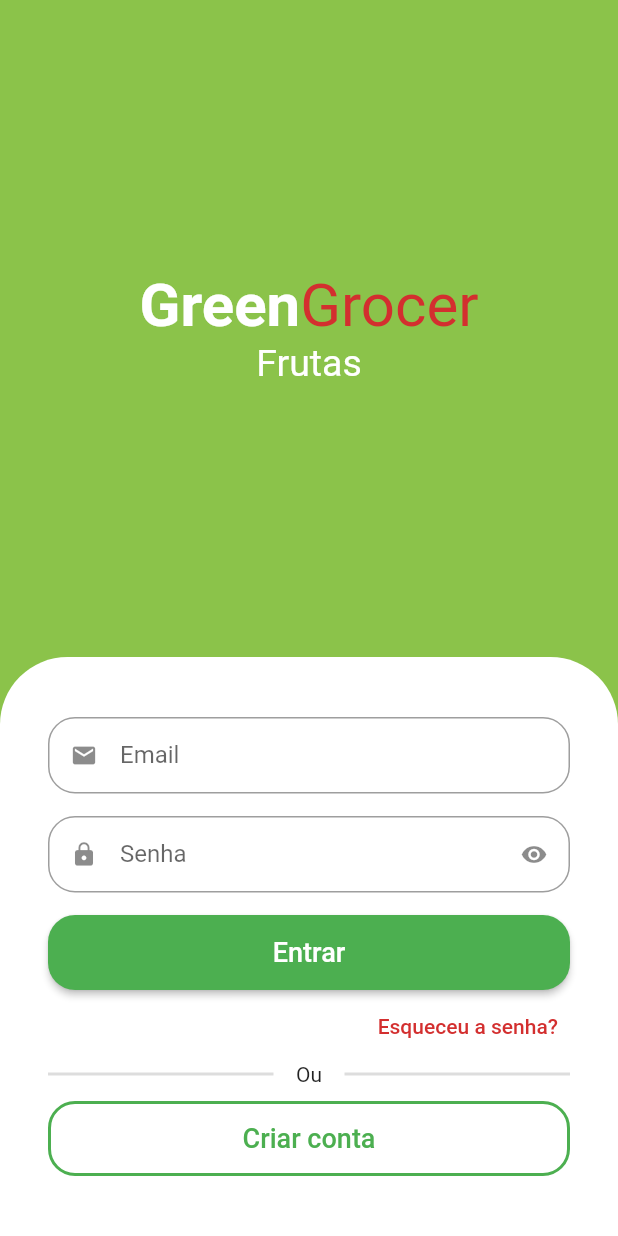
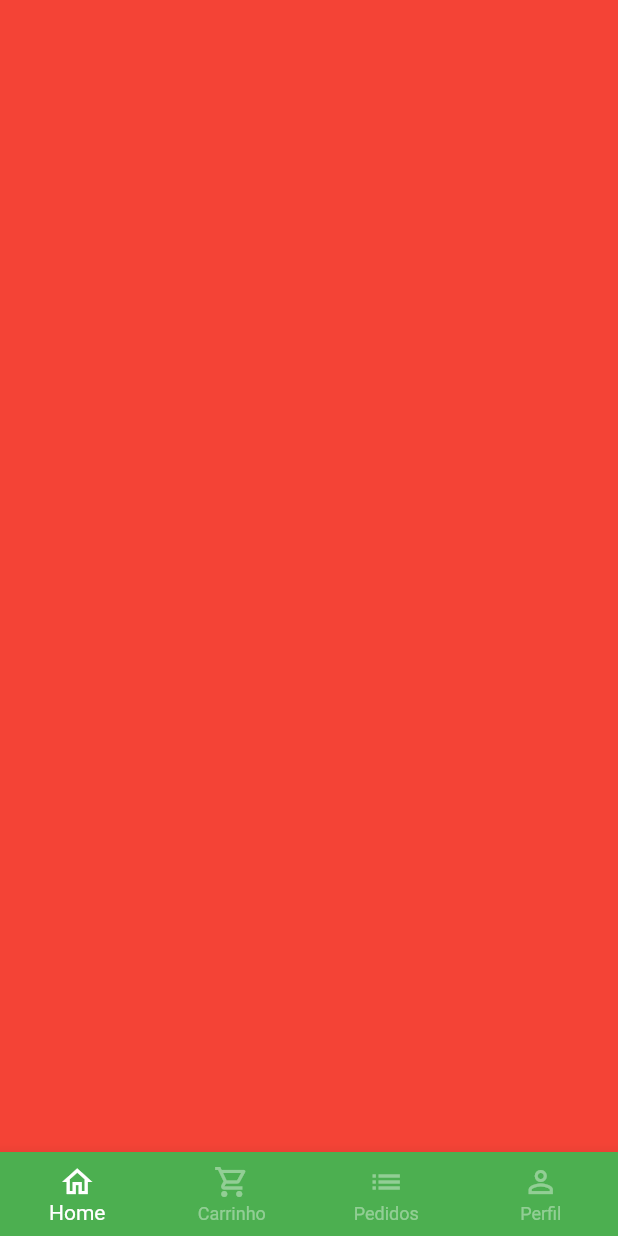
Before and after one commit to ventocilla/greengrocer, a Flutter app: the screen it shows after launch, after a tap on "Entrar", on a phone screen of 412 x 824 dp. Run offline on Flutter 3.47's test engine with Material 2 defaults, Android fonts, the phone set to English and light mode, and no system bars; drawn by our look-alikes of animated_text_kit; our stand-ins replace mask_text_input_formatter.

Commit message:
added base_screen and bottom navigation bar

```diff
--- a/lib/src/auth/sign_in_screen.dart
+++ b/lib/src/auth/sign_in_screen.dart
@@ -3,6 +3,7 @@
 import 'package:animated_text_kit/animated_text_kit.dart';
 import 'package:flutter/material.dart';
 import 'package:greengrocer/src/auth/sign_up_screen.dart';
+import 'package:greengrocer/src/base/base_screen.dart';
 import 'package:greengrocer/src/config/custom_colors.dart';
 
 import 'components/custom_text_field.dart';
@@ -112,7 +113,12 @@ class SignInScreen extends StatelessWidget {
                             borderRadius: BorderRadius.circular(18),
                           ),
                         ),
-                        onPressed: () {},
+                        onPressed: () {
+                          Navigator.of(context).pushReplacement(
+                              MaterialPageRoute(builder: (context) {
+                            return const BaseScreen();
+                          }));
+                        },
                         child: const Text(
                           'Entrar',
                           style: TextStyle(
--- /dev/null
+++ b/lib/src/base/base_screen.dart
@@ -0,0 +1,27 @@
+import 'package:flutter/material.dart';
+
+class BaseScreen extends StatelessWidget {
+  const BaseScreen({Key? key}) : super(key: key);
+
+  @override
+  Widget build(BuildContext context) {
+    return Scaffold(
+      body: Container(color: Colors.red),
+      bottomNavigationBar: BottomNavigationBar(
+        type: BottomNavigationBarType.fixed,
+        backgroundColor: Colors.green,
+        selectedItemColor: Colors.white,
+        unselectedItemColor: Colors.white.withAlpha(100),
+        items: const [
+          BottomNavigationBarItem(
+              icon: Icon(Icons.home_outlined), label: 'Home'),
+          BottomNavigationBarItem(
+              icon: Icon(Icons.shopping_cart_outlined), label: 'Carrinho'),
+          BottomNavigationBarItem(icon: Icon(Icons.list), label: 'Pedidos'),
+          BottomNavigationBarItem(
+              icon: Icon(Icons.person_outline), label: 'Perfil'),
+        ],
+      ),
+    );
+  }
+}
```
